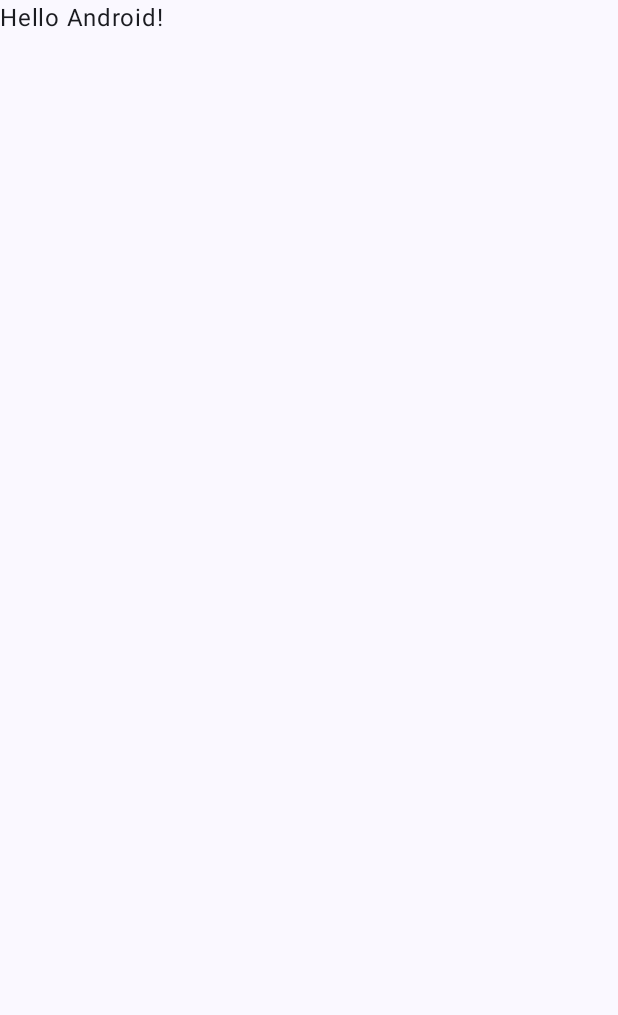
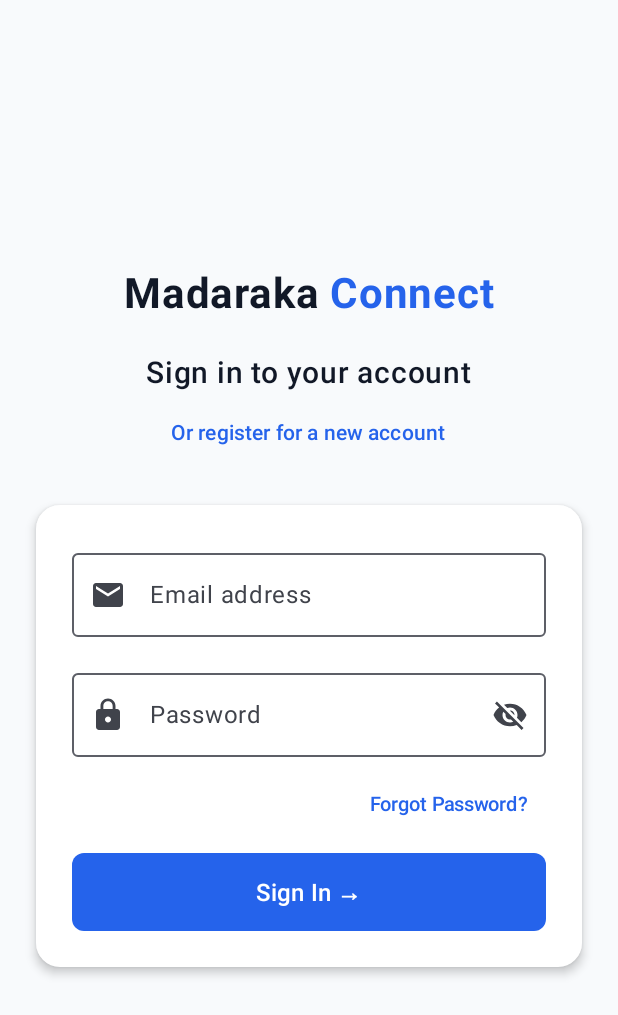
Before and after one commit to Tiff-Maina/madaraka-android, an Android app built with Jetpack Compose: the screen it shows after launch (MainActivity), on a phone screen of 412 x 824 dp. Before the commit the part shown is almost empty. Shown: the top 1015 px of the screen. Run offline under Robolectric (Android 15) with nearby library versions, the phone set to English and light mode, and no system bars.

Commit message:
initial login screen made

```diff
--- a/app/build.gradle.kts
+++ b/app/build.gradle.kts
@@ -39,13 +39,14 @@ android {
 dependencies {
     implementation(platform(libs.androidx.compose.bom))
     // Firebase
-    implementation(platform("com.google.firebase:firebase-bom:35.2.0"))
+    implementation(platform("com.google.firebase:firebase-bom:34.19.0"))
     implementation("com.google.firebase:firebase-auth")
     implementation(libs.androidx.activity.compose)
     implementation(libs.androidx.compose.material3)
     implementation(libs.androidx.compose.ui)
     implementation(libs.androidx.compose.ui.graphics)
     implementation(libs.androidx.compose.ui.tooling.preview)
+    implementation("androidx.compose.material:material-icons-extended")
     implementation(libs.androidx.core.ktx)
     implementation(libs.androidx.lifecycle.runtime.ktx)
     testImplementation(libs.junit)
--- a/app/src/main/java/com/madaraka/connect/MainActivity.kt
+++ b/app/src/main/java/com/madaraka/connect/MainActivity.kt
@@ -5,43 +5,25 @@ import androidx.activity.ComponentActivity
 import androidx.activity.compose.setContent
 import androidx.activity.enableEdgeToEdge
 import androidx.compose.foundation.layout.fillMaxSize
-import androidx.compose.foundation.layout.padding
-import androidx.compose.material3.Scaffold
-import androidx.compose.material3.Text
-import androidx.compose.runtime.Composable
+import androidx.compose.material3.Surface
 import androidx.compose.ui.Modifier
-import androidx.compose.ui.tooling.preview.Preview
+import com.madaraka.connect.ui.auth.LoginScreen
 import com.madaraka.connect.ui.theme.MadarakaConnectTheme
 
 class MainActivity : ComponentActivity() {
     override fun onCreate(savedInstanceState: Bundle?) {
         super.onCreate(savedInstanceState)
+        // Enables edge-to-edge rendering so the app uses the full screen
         enableEdgeToEdge()
         setContent {
+            // Wrap the entire app in the Madaraka Connect theme
             MadarakaConnectTheme {
-                Scaffold(modifier = Modifier.fillMaxSize()) { innerPadding ->
-                    Greeting(
-                        name = "Android",
-                        modifier = Modifier.padding(innerPadding)
-                    )
+                // Surface fills the screen and paints the background color
+                Surface(modifier = Modifier.fillMaxSize()) {
+                    // Show the login screen as the first screen when the app opens
+                    LoginScreen()
                 }
             }
         }
     }
 }
-
-@Composable
-fun Greeting(name: String, modifier: Modifier = Modifier) {
-    Text(
-        text = "Hello $name!",
-        modifier = modifier
-    )
-}
-
-@Preview(showBackground = true)
-@Composable
-fun GreetingPreview() {
-    MadarakaConnectTheme {
-        Greeting("Android")
-    }
-}
--- /dev/null
+++ b/app/src/main/java/com/madaraka/connect/ui/auth/LoginScreen.kt
@@ -0,0 +1,175 @@
+package com.madaraka.connect.ui.auth
+
+import androidx.compose.foundation.background
+import androidx.compose.foundation.layout.*
+import androidx.compose.foundation.shape.RoundedCornerShape
+import androidx.compose.foundation.text.KeyboardOptions
+import androidx.compose.material.icons.Icons
+import androidx.compose.material.icons.filled.Email
+import androidx.compose.material.icons.filled.Lock
+import androidx.compose.material.icons.filled.Visibility
+import androidx.compose.material.icons.filled.VisibilityOff
+import androidx.compose.material3.*
+import androidx.compose.runtime.*
+import androidx.compose.ui.Alignment
+import androidx.compose.ui.Modifier
+import androidx.compose.ui.graphics.Color
+import androidx.compose.ui.text.SpanStyle
+import androidx.compose.ui.text.buildAnnotatedString
+import androidx.compose.ui.text.font.FontWeight
+import androidx.compose.ui.text.input.KeyboardType
+import androidx.compose.ui.text.input.PasswordVisualTransformation
+import androidx.compose.ui.text.input.VisualTransformation
+import androidx.compose.ui.text.withStyle
+import androidx.compose.ui.tooling.preview.Preview
+import androidx.compose.ui.unit.dp
+import androidx.compose.ui.unit.sp
+
+// Brand colors matched from the existing Madaraka Connect website
+private val BrandBlue = Color(0xFF2563EB)      // Primary action color
+private val BrandCharcoal = Color(0xFF111827)  // Heading text color
+private val PageBackground = Color(0xFFF8FAFC) // Page background color
+
+@Composable
+fun LoginScreen(
+    // Called when the user taps the register link at the bottom
+    onNavigateToRegister: () -> Unit = {},
+    // Called when the user taps the sign-in button with their email and password
+    onLoginClicked: (email: String, password: String) -> Unit = { _, _ -> }
+) {
+    // Holds the current text typed in the email field
+    var email by remember { mutableStateOf("") }
+    // Holds the current text typed in the password field
+    var password by remember { mutableStateOf("") }
+    // Tracks whether the password is shown as plain text or hidden
+    var passwordVisible by remember { mutableStateOf(false) }
+
+    // Full-screen container that centers the login card both horizontally and vertically
+    Box(
+        modifier = Modifier
+            .fillMaxSize()
+            .background(PageBackground),
+        contentAlignment = Alignment.Center
+    ) {
+        // Column arranges the logo, heading, register link and card vertically
+        Column(
+            modifier = Modifier
+                .fillMaxWidth()
+                .padding(horizontal = 24.dp),
+            horizontalAlignment = Alignment.CenterHorizontally
+        ) {
+            // Two-tone wordmark: "Madaraka" in charcoal, "Connect" in brand blue
+            Text(
+                text = buildAnnotatedString {
+                    withStyle(SpanStyle(color = BrandCharcoal, fontWeight = FontWeight.Bold)) {
+                        append("Madaraka ")
+                    }
+                    withStyle(SpanStyle(color = BrandBlue, fontWeight = FontWeight.Bold)) {
+                        append("Connect")
+                    }
+                },
+                fontSize = 28.sp,
+                modifier = Modifier.padding(bottom = 24.dp)
+            )
+
+            // Main heading of the screen
+            Text(
+                text = "Sign in to your account",
+                color = BrandCharcoal,
+                fontSize = 20.sp,
+                fontWeight = FontWeight.SemiBold,
+                modifier = Modifier.padding(bottom = 4.dp)
+            )
+
+            // Link that switches to the registration screen
+            TextButton(onClick = onNavigateToRegister) {
+                Text(
+                    text = "Or register for a new account",
+                    color = BrandBlue,
+                    fontSize = 14.sp
+                )
+            }
+
+            Spacer(modifier = Modifier.height(24.dp))
+
+            // White card that holds the login form
+            Card(
+                modifier = Modifier.fillMaxWidth(),
+                shape = RoundedCornerShape(16.dp),
+                colors = CardDefaults.cardColors(containerColor = Color.White),
+                elevation = CardDefaults.cardElevation(defaultElevation = 4.dp)
+            ) {
+                Column(
+                    modifier = Modifier
+                        .fillMaxWidth()
+                        .padding(24.dp)
+                ) {
+                    // Email input field with envelope icon
+                    OutlinedTextField(
+                        value = email,
+                        onValueChange = { email = it },
+                        label = { Text("Email address") },
+                        leadingIcon = { Icon(Icons.Default.Email, contentDescription = "Email") },
+                        singleLine = true,
+                        keyboardOptions = KeyboardOptions(keyboardType = KeyboardType.Email),
+                        modifier = Modifier
+                            .fillMaxWidth()
+                            .padding(bottom = 16.dp)
+                    )
+
+                    // Password input field with lock icon and show/hide toggle
+                    OutlinedTextField(
+                        value = password,
+                        onValueChange = { password = it },
+                        label = { Text("Password") },
+                        leadingIcon = { Icon(Icons.Default.Lock, contentDescription = "Password") },
+                        trailingIcon = {
+                            // Icon button that toggles password visibility
+                            IconButton(onClick = { passwordVisible = !passwordVisible }) {
+                                Icon(
+                                    imageVector = if (passwordVisible) Icons.Default.Visibility else Icons.Default.VisibilityOff,
+                                    contentDescription = if (passwordVisible) "Hide password" else "Show password"
+                                )
+                            }
+                        },
+                        singleLine = true,
+                        visualTransformation = if (passwordVisible) VisualTransformation.None else PasswordVisualTransformation(),
+                        keyboardOptions = KeyboardOptions(keyboardType = KeyboardType.Password),
+                        modifier = Modifier.fillMaxWidth()
+                    )
+
+                    // Forgot password link aligned to the right
+                    Box(
+                        modifier = Modifier
+                            .fillMaxWidth()
+                            .padding(vertical = 8.dp),
+                        contentAlignment = Alignment.CenterEnd
+                    ) {
+                        TextButton(onClick = { /* Phase 4C will wire this up */ }) {
+                            Text("Forgot Password?", color = BrandBlue, fontSize = 13.sp)
+                        }
+                    }
+
+                    // Primary sign-in button
+                    Button(
+                        onClick = { onLoginClicked(email, password) },
+                        modifier = Modifier
+                            .fillMaxWidth()
+                            .height(52.dp),
+                        colors = ButtonDefaults.buttonColors(containerColor = BrandBlue),
+                        shape = RoundedCornerShape(8.dp)
+                    ) {
+                        Text("Sign In →", fontSize = 16.sp, fontWeight = FontWeight.SemiBold)
+                    }
+                }
+            }
+        }
+    }
+}
+
+// Preview function that renders this screen in Android Studio without running the app
+@Preview(showBackground = true, backgroundColor = 0xFFF8FAFC)
+@Composable
+private fun LoginScreenPreview() {
+    LoginScreen()
+}
```
